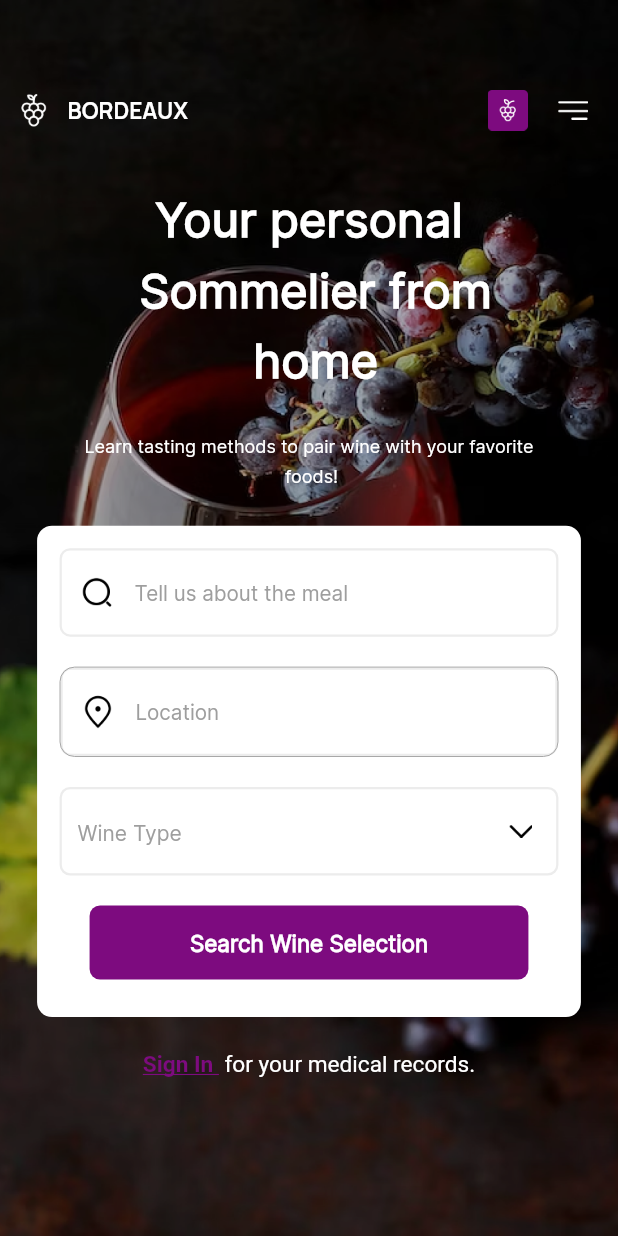
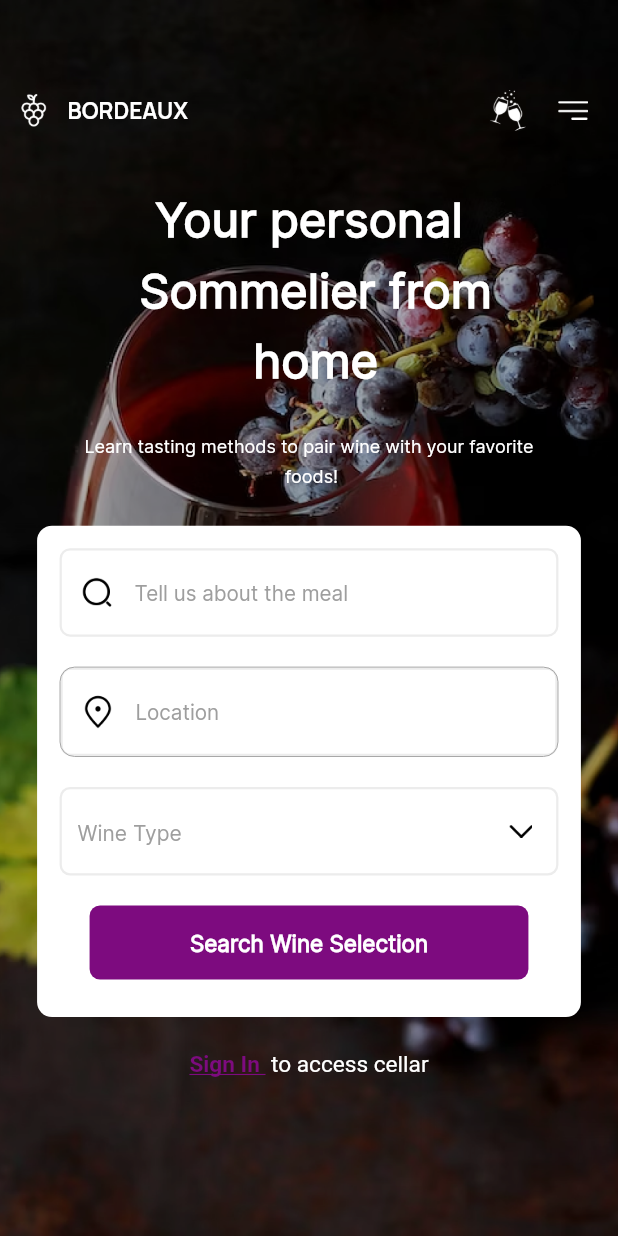
Before and after one commit to Tecbeckp/wine_app, a Flutter app: the screen it shows after launch, on a phone screen of 412 x 824 dp. Run offline on Flutter 3.47's test engine with Material 2 defaults, Android fonts, the phone set to English and light mode, and no system bars; drawn by our look-alikes of google_places_flutter; our stand-ins replace awesome_dialog, cloud_firestore, delayed_display, file_picker, firebase_auth, firebase_core and 12 more; missing offline and left inert: dart_openai; accounts and stored records are empty.

Commit message:
icon change

```diff
--- a/lib/main.dart
+++ b/lib/main.dart
@@ -174,7 +174,7 @@ class _MyAppState extends State<MyApp> {
         Get.put(GeneralController());
 
         return GetMaterialApp(
-          title: 'BORDEAUX',
+          title: 'Tylt',
           debugShowCheckedModeBanner: false,
           theme: ThemeData(
             primarySwatch: Colors.blue,
--- a/lib/screens/home_screen.dart
+++ b/lib/screens/home_screen.dart
@@ -180,6 +180,7 @@ class _HomeScreenState extends State<HomeScreen> {
                                 },
                                 child: Image.asset(
                                   'assets/images/chatbot.png',
+                                  color: Colors.white,
                                   height: 27,
                                   width: 27,
                                 ),
@@ -637,7 +638,7 @@ class _HomeScreenState extends State<HomeScreen> {
                                                     page: const LoginScreen());
                                               }),
                                         TextSpan(
-                                            text: ' for your medical records.',
+                                            text: ' to access cellar',
                                             style: TextStyle(
                                               fontSize: 11.sp,
                                               color: Colors.white,
@@ -661,7 +662,7 @@ class _HomeScreenState extends State<HomeScreen> {
   }
 
   Future<void> chatGptResponse(mealType, wine) async {
-    OpenAI.apiKey = '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';
+    OpenAI.apiKey = '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';
     //OpenAI.apiKey = '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'; //4
     if (kDebugMode) {
       print(
--- a/lib/screens/profile_screen.dart
+++ b/lib/screens/profile_screen.dart
@@ -56,7 +56,7 @@ class _ProfileScreenState extends State<ProfileScreen> {
   }
 
   Future<void> chatGptResponse(mealType) async {
-    OpenAI.apiKey = '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';
+    OpenAI.apiKey = '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';
     //OpenAI.apiKey = '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'; //4
     final chatCompletion = await OpenAI.instance.chat.create(
       model: 'gpt-3.5-turbo',
--- a/lib/screens/search_pages.dart
+++ b/lib/screens/search_pages.dart
@@ -690,7 +690,7 @@ class _SearchPagesState extends State<SearchPages> {
                                     showDetail = true;
                                   });
                                   OpenAI.apiKey =
-                                      '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';
+                                      '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';
                                   //OpenAI.apiKey = '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'; //4
                                   if (kDebugMode) {
                                     print(
```
Also changed, not shown: lib/common_widgets/common_app_bar.dart (+16 -22 lines), lib/screens/splash_screen.dart (+7 -2 lines), assets/images/chatbot.png, pubspec.lock, 18 other files.
